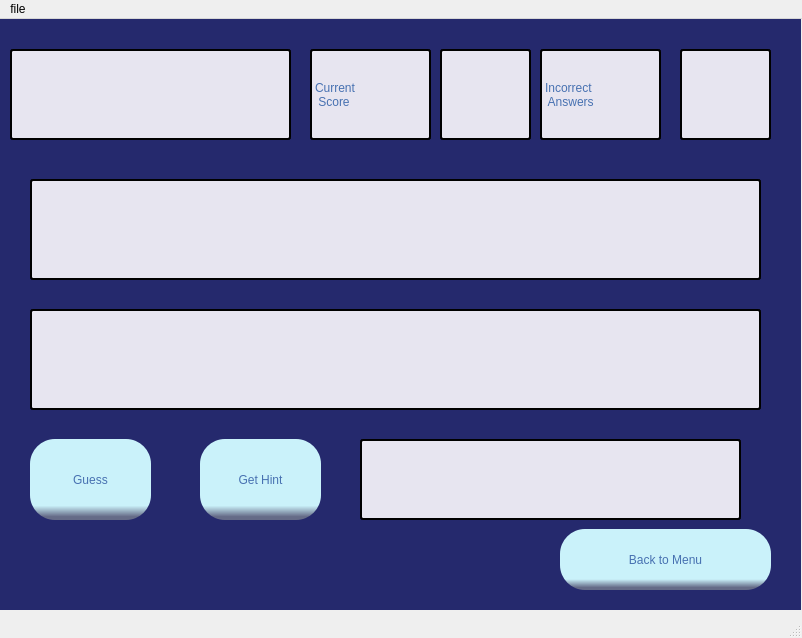
Before: the Qt Designer form mainwindow/mainwindow.ui in ErinCleaver-Dev/Hangman-final-project, drawn with Qt 5.
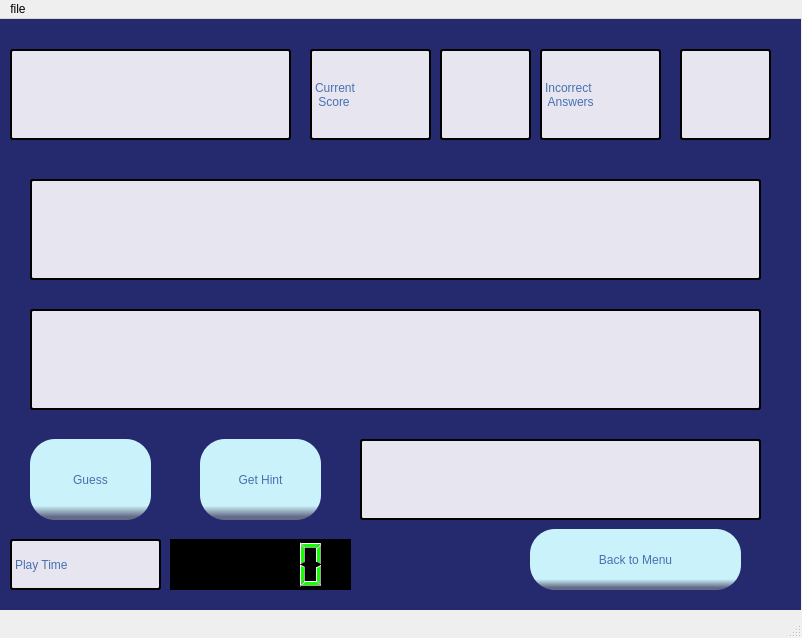
After: the same form once the commit is applied. The open tabs and pages were chosen to show the change.

Commit message: Added LCD widget and accompanying label.

The edit to the form file:
```diff
--- a/mainwindow/mainwindow.ui
+++ b/mainwindow/mainwindow.ui
@@ -462,7 +462,7 @@
      <widget class="QPushButton" name="bnBackToMain">
       <property name="geometry">
        <rect>
-        <x>590</x>
+        <x>560</x>
         <y>510</y>
         <width>211</width>
         <height>61</height>
@@ -508,7 +508,7 @@
        <rect>
         <x>390</x>
         <y>420</y>
-        <width>381</width>
+        <width>401</width>
         <height>81</height>
        </rect>
       </property>
@@ -597,6 +597,41 @@
 border-radius: 3px;</string>
       </property>
      </widget>
+     <widget class="QLCDNumber" name="lcdPlayTime">
+      <property name="geometry">
+       <rect>
+        <x>200</x>
+        <y>520</y>
+        <width>181</width>
+        <height>51</height>
+       </rect>
+      </property>
+      <property name="styleSheet">
+       <string notr="true">background-color: rgb(0, 0, 0);
+color: rgb(17, 255, 0);</string>
+      </property>
+     </widget>
+     <widget class="QLabel" name="lblPlayTime">
+      <property name="geometry">
+       <rect>
+        <x>40</x>
+        <y>520</y>
+        <width>151</width>
+        <height>51</height>
+       </rect>
+      </property>
+      <property name="styleSheet">
+       <string notr="true">background-color: rgb(231, 229, 240);
+font: 20pt &quot;MS Shell Dlg 2&quot;;
+qproperty-alignment: AlignCenter;
+color: rgb(71, 113, 177);
+border: 2px solid black;
+border-radius: 3px;</string>
+      </property>
+      <property name="text">
+       <string>Play Time</string>
+      </property>
+     </widget>
     </widget>
     <widget class="QWidget" name="HighScore">
      <widget class="QPushButton" name="bnBackToMain_2">
```
